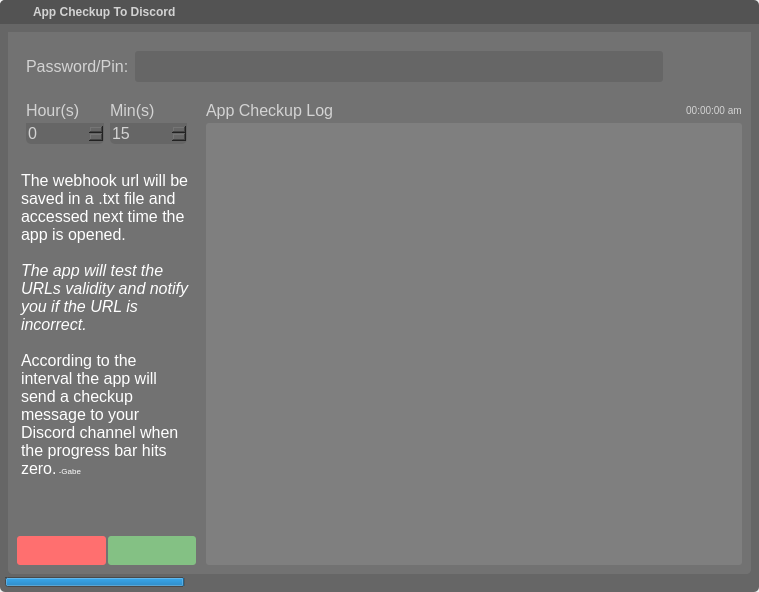
Before: the Qt Designer form g.ui in g-ulrich/AppCheckupToDiscord, drawn with Qt 5.
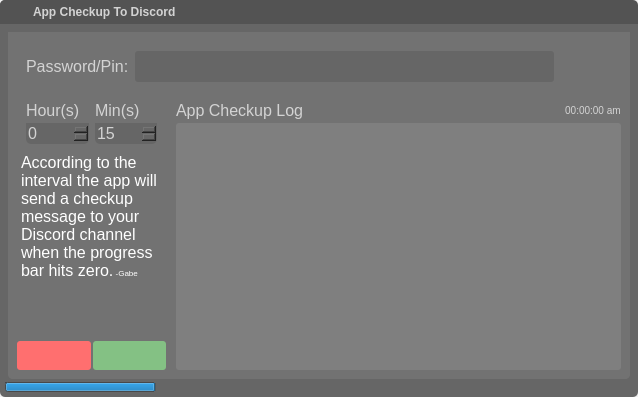
After: the same form once the commit is applied. Icons and pictures are not drawn.

```diff
--- a/g.ui
+++ b/g.ui
@@ -6,8 +6,8 @@
    <rect>
     <x>0</x>
     <y>0</y>
-    <width>759</width>
-    <height>592</height>
+    <width>638</width>
+    <height>397</height>
    </rect>
   </property>
   <property name="windowTitle">
@@ -634,7 +634,7 @@
 &lt;html&gt;&lt;head&gt;&lt;meta name=&quot;qrichtext&quot; content=&quot;1&quot; /&gt;&lt;style type=&quot;text/css&quot;&gt;
 p, li { white-space: pre-wrap; }
 &lt;/style&gt;&lt;/head&gt;&lt;body style=&quot; font-family:'MS Shell Dlg 2'; font-size:8px; font-weight:400; font-style:normal;&quot;&gt;
-&lt;p style=&quot; margin-top:0px; margin-bottom:0px; margin-left:0px; margin-right:0px; -qt-block-indent:0; text-indent:0px;&quot;&gt;&lt;span style=&quot; font-size:16px;&quot;&gt;&lt;br /&gt;The webhook url will be saved in a .txt file and accessed next time the app is opened. &lt;/span&gt;&lt;span style=&quot; font-size:16px; font-style:italic;&quot;&gt;&lt;br /&gt;&lt;br /&gt;The app will test the URLs validity and notify you if the URL is incorrect. &lt;/span&gt;&lt;span style=&quot; font-size:16px;&quot;&gt;&lt;br /&gt;&lt;br /&gt;According to the interval the app will send a checkup message to your Discord channel when the progress bar hits zero.&lt;/span&gt;&lt;span style=&quot; font-size:8px;&quot;&gt; -Gabe&lt;/span&gt;&lt;/p&gt;&lt;/body&gt;&lt;/html&gt;</string>
+&lt;p style=&quot; margin-top:0px; margin-bottom:0px; margin-left:0px; margin-right:0px; -qt-block-indent:0; text-indent:0px;&quot;&gt;&lt;span style=&quot; font-size:16px;&quot;&gt;According to the interval the app will send a checkup message to your Discord channel when the progress bar hits zero.&lt;/span&gt;&lt;span style=&quot; font-size:8px;&quot;&gt; -Gabe&lt;/span&gt;&lt;/p&gt;&lt;/body&gt;&lt;/html&gt;</string>
                          </property>
                         </widget>
                        </item>
```
